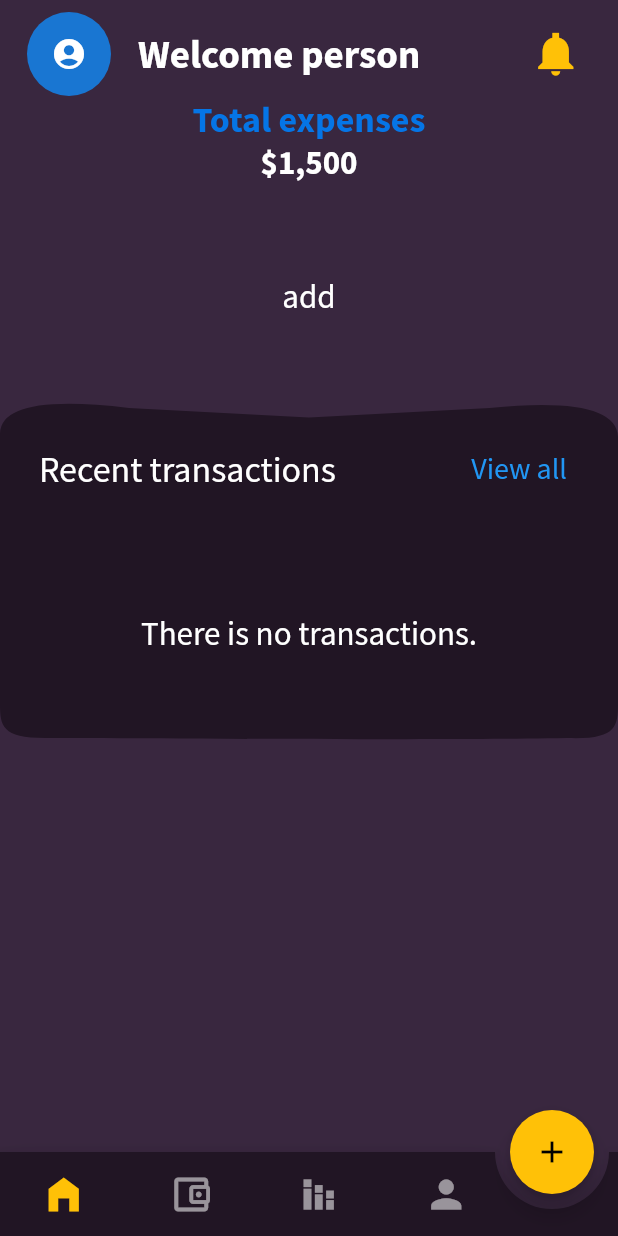
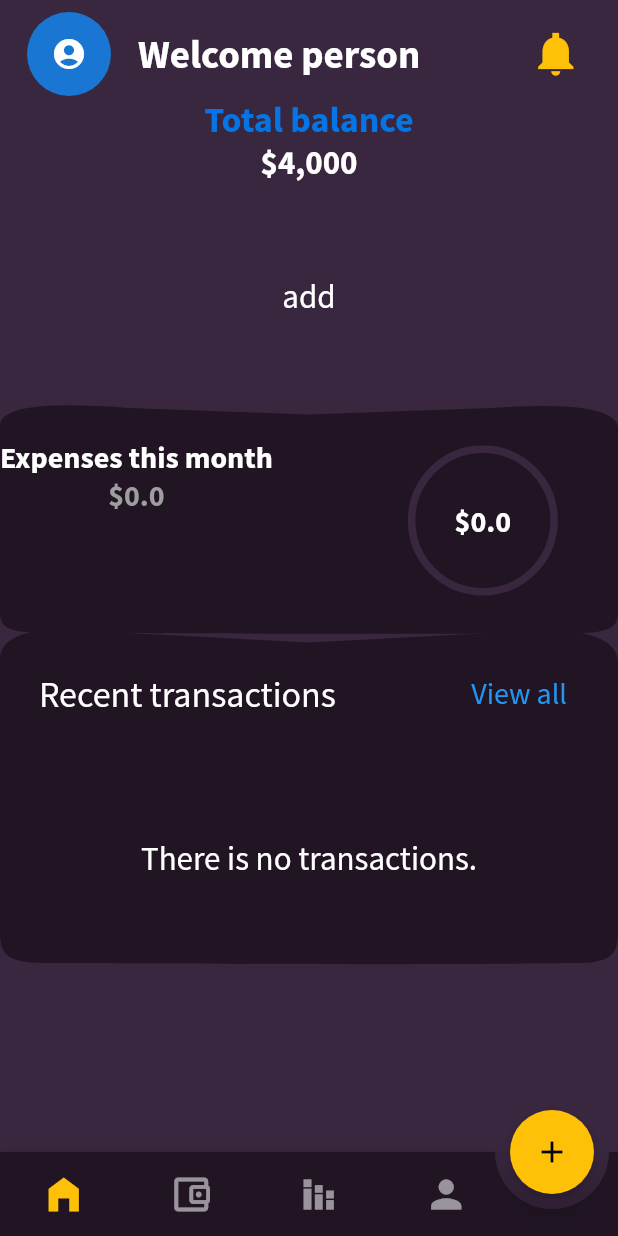
Before and after one commit to RemonYounan/Expenses-App, a Flutter app: the MainScreen screen opened by its route, on a phone screen of 412 x 824 dp. Run offline on Flutter 3.47's test engine with Material 2 defaults, Android fonts, the light colour scheme and no system bars; drawn by our look-alikes of animated_bottom_navigation_bar, percent_indicator; our stand-ins replace carousel_slider, shared_preferences, smooth_page_indicator, sqflite; missing offline and left inert: awesome_card; accounts and stored records are empty.

Commit message:
added things

```diff
--- a/lib/helpers/db_tx_helper.dart
+++ b/lib/helpers/db_tx_helper.dart
@@ -10,7 +10,7 @@
       version: 1,
       onCreate: (db, version) {
         return db.execute(
-            'CREATE TABLE UserTransactions(id TEXT PRIMARY KEY, category TEXT, title TEXT, amount REAL, date TEXT)');
+            'CREATE TABLE UserTransactions(id TEXT PRIMARY KEY, category TEXT, title TEXT, amount REAL, date TEXT, expenses REAL)');
       },
     );
   }
--- a/lib/providers/transactions.dart
+++ b/lib/providers/transactions.dart
@@ -7,6 +7,14 @@
 
   List<UserTransaction> get transactions {
     return _transactions;
+  }
+
+  double getTotalExpenses() {
+    var expenses = 0.0;
+    _transactions.forEach((element) {
+      expenses += element.amount!;
+    });
+    return expenses;
   }
 
   void AddTransaction(
@@ -49,6 +57,7 @@
           );
         },
       ).toList();
+
       notifyListeners();
     } catch (err) {
       print('getTransaction error: $err');
--- a/lib/screens/add_credit_screen.dart
+++ b/lib/screens/add_credit_screen.dart
@@ -45,7 +45,7 @@
       backgroundColor: Theme.of(context).primaryColor,
       appBar: AppBar(
         backgroundColor: Theme.of(context).primaryColor,
-        title: Text('Add crdit card'),
+        title: Text('Add a crdit card'),
         elevation: 0,
       ),
       body: SafeArea(
--- a/lib/screens/balance_screen.dart
+++ b/lib/screens/balance_screen.dart
@@ -60,7 +60,7 @@
         ),
         const CreditCardCarouse(),
         CustomPaint(
-          painter: RPSCustomPainter(context),
+          painter: CardCustomPainter(context),
           child: ListView(
               shrinkWrap: true,
               physics: NeverScrollableScrollPhysics(),
--- a/lib/screens/home_screen.dart
+++ b/lib/screens/home_screen.dart
@@ -1,10 +1,14 @@
 import 'package:flutter/material.dart';
 import 'package:intl/intl.dart';
+import 'package:personal_expenses/providers/transactions.dart';
 import 'package:personal_expenses/screens/notifications_screen.dart';
 import 'package:personal_expenses/widgets/all_transactions.dart';
+import 'package:personal_expenses/widgets/card_shape.dart';
 import 'package:personal_expenses/widgets/credit_card_carouse.dart';
 import 'package:personal_expenses/widgets/custompainter.dart';
+import 'package:personal_expenses/widgets/expenses.dart';
 import 'package:personal_expenses/widgets/recent_transactions.dart';
+import 'package:provider/provider.dart';
 
 class HomeScreen extends StatelessWidget {
   HomeScreen({Key? key}) : super(key: key);
@@ -43,7 +47,7 @@
           ),
         ),
         const Text(
-          'Total expenses',
+          'Total balance',
           textAlign: TextAlign.center,
           style: TextStyle(
             fontSize: 24,
@@ -53,7 +57,7 @@
           ),
         ),
         Text(
-          '\$${numFormat.format(1500)}',
+          '\$${numFormat.format(4000)}',
           textAlign: TextAlign.center,
           style: const TextStyle(
             fontSize: 22,
@@ -63,17 +67,15 @@
           ),
         ),
         const CreditCardCarouse(),
+        Expenses(),
         CustomPaint(
-          painter: RPSCustomPainter(context),
-          // size: Size(400, 800),
+          painter: CardCustomPainter(context),
+          size: Size(200, 100),
           child: ListView(
             primary: false,
             shrinkWrap: true,
             physics: NeverScrollableScrollPhysics(),
             children: [
-              // SizedBox(
-              //   height: 100,
-              // ),
               Padding(
                 padding: const EdgeInsets.all(16),
                 child: Row(
@@ -107,7 +109,7 @@
               RecentTransactions(),
             ],
           ),
-        ),
+        )
       ],
     );
   }
--- a/lib/screens/welcome_screen.dart
+++ b/lib/screens/welcome_screen.dart
@@ -1,4 +1,5 @@
 import 'package:flutter/material.dart';
+import 'package:personal_expenses/screens/add_credit_screen.dart';
 import 'package:personal_expenses/screens/main_screen.dart';
 import 'package:shared_preferences/shared_preferences.dart';
 
@@ -78,7 +79,7 @@
                           final prefs = await SharedPreferences.getInstance();
                           prefs.setBool('showHome', true);
                           Navigator.pushReplacementNamed(
-                              context, MainScreen.routeName);
+                              context, AddCreditScreen.routeName);
                         },
                         child: Text(
                           'Start Now',
--- a/lib/widgets/credit_card_carouse.dart
+++ b/lib/widgets/credit_card_carouse.dart
@@ -28,10 +28,7 @@
         ),
         builder: (context, value, ch) => value.creditCards.isEmpty
             ? ch!
-            : ListView(
-                shrinkWrap: true,
-                children: [
-                  CarouselSlider(
+            : CarouselSlider(
                 items: [
                   CreditCard(
                     cardNumber: value.creditCards[0].number
@@ -50,15 +47,6 @@
                 ],
                 options: CarouselOptions(),
               ),
-                  Center(
-                    child: SmoothPageIndicator(
-                      controller: controller,
-                      count: value.creditCards.length,
-                      // effect:,
-                    ),
-                  )
-                ],
-              ),
       ),
     );
   }
--- a/lib/widgets/custompainter.dart
+++ b/lib/widgets/custompainter.dart
@@ -1,43 +1,8 @@
-import 'package:flutter/cupertino.dart';
 import 'package:flutter/material.dart';
 
-// class RPSCustomPainter extends CustomPainter {
-//   BuildContext context;
-//   RPSCustomPainter(this.context);
-//   @override
-//   void paint(Canvas canvas, Size size) {
-//     Paint paint0 = Paint()
-//       ..color = Theme.of(context).cardColor
-//       ..style = PaintingStyle.fill
-//       ..strokeWidth = 1.0;
-
-//     Path path0 = Path();
-//     path0.moveTo(0, size.height);
-//     path0.quadraticBezierTo(size.width * 0.0000500, size.height * 0.3145250,
-//         size.width * 0.0000500, size.height * 0.1272000);
-//     path0.quadraticBezierTo(size.width * -0.0009333, size.height * -0.0314750,
-//         size.width * 0.2095833, size.height * 0.0035500);
-//     path0.lineTo(size.width * 0.5002167, size.height * 0.0396500);
-//     path0.lineTo(size.width * 0.7919833, size.height * 0.0029250);
-//     path0.quadraticBezierTo(size.width * 1.0002167, size.height * -0.0321000,
-//         size.width, size.height * 0.1285500);
-//     path0.quadraticBezierTo(
-//         size.width, size.height * 0.3155500, size.width, size.height);
-//     path0.lineTo(0, size.height);
-//     path0.close();
-
-//     canvas.drawPath(path0, paint0);
-//   }
-
-//   @override
-//   bool shouldRepaint(covariant CustomPainter oldDelegate) {
-//     return true;
-//   }
-// }
-
-class RPSCustomPainter extends CustomPainter {
+class CardCustomPainter extends CustomPainter {
   BuildContext context;
-  RPSCustomPainter(this.context);
+  CardCustomPainter(this.context);
 
   @override
   void paint(Canvas canvas, Size size) {
--- /dev/null
+++ b/lib/widgets/expenses.dart
@@ -0,0 +1,64 @@
+import 'package:flutter/material.dart';
+import 'package:percent_indicator/circular_percent_indicator.dart';
+import 'package:provider/provider.dart';
+import 'package:personal_expenses/providers/transactions.dart';
+import 'package:personal_expenses/widgets/custompainter.dart';
+
+class Expenses extends StatelessWidget {
+  const Expenses({Key? key}) : super(key: key);
+
+  @override
+  Widget build(BuildContext context) {
+    final expenses =
+        Provider.of<Transactions>(context, listen: false).getTotalExpenses();
+    return CustomPaint(
+      painter: CardCustomPainter(context),
+      size: Size(200, 100),
+      child: Container(
+        height: 150,
+        width: double.infinity,
+        child: Center(
+          child: Row(
+            children: [
+              Column(
+                children: [
+                  SizedBox(
+                    height: 20,
+                  ),
+                  Text(
+                    'Expenses this month',
+                    style: Theme.of(context).textTheme.titleLarge,
+                  ),
+                  Text(
+                    '\$$expenses',
+                    style: Theme.of(context)
+                        .textTheme
+                        .titleLarge!
+                        .copyWith(color: Colors.grey),
+                  ),
+                ],
+              ),
+              SizedBox(
+                width: 90,
+              ),
+              CircularPercentIndicator(
+                radius: 50.0,
+                lineWidth: 5.0,
+                percent: expenses / 4000,
+                center: Text(
+                  '\$$expenses',
+                  style: Theme.of(context).textTheme.titleLarge,
+                ),
+                progressColor: Theme.of(context).colorScheme.primary,
+                // arcType: ArcType.FULL_REVERSED,
+                backgroundColor: Theme.of(context).primaryColor,
+                // fillColor: Theme.of(context).primaryColor,
+                circularStrokeCap: CircularStrokeCap.round,
+              )
+            ],
+          ),
+        ),
+      ),
+    );
+  }
+}
--- a/lib/widgets/recent_transactions.dart
+++ b/lib/widgets/recent_transactions.dart
@@ -20,15 +20,7 @@
                   child: SizedBox(
                     height: 140,
                     child: Center(
-                      child:
-                          // IconButton(
-                          //   icon: Icon(Icons.add),
-                          //   onPressed: () {
-                          //     Provider.of<Transactions>(context, listen: false)
-                          //         .deleteTable();
-                          //   },
-                          // )
-                          Text(
+                      child: Text(
                         'There is no transactions.',
                         style: Theme.of(context)
                             .textTheme
--- a/pubspec.yaml
+++ b/pubspec.yaml
@@ -42,7 +42,7 @@
   awesome_card: ^1.1.7
   shared_preferences: ^2.0.15
   smooth_page_indicator: ^1.0.0+2
-
+  percent_indicator:
 
 
 
```
Also changed, not shown: lib/widgets/all_transactions.dart (+4 -11 lines), lib/widgets/card_shape.dart (added, +47 -0 lines), pubspec.lock. Lines whose indentation alone changed are shown as unchanged.
